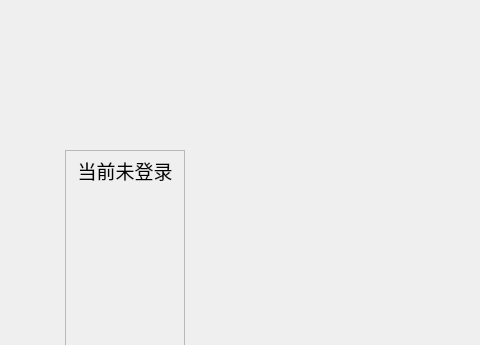
Above: GUI/GuestPartUI.ui from ljcleo/DBProj before the change; both pictures show x 0 to 480 and y 0 to 345 of the 960 by 640 pixel window. Below: the same form after it.
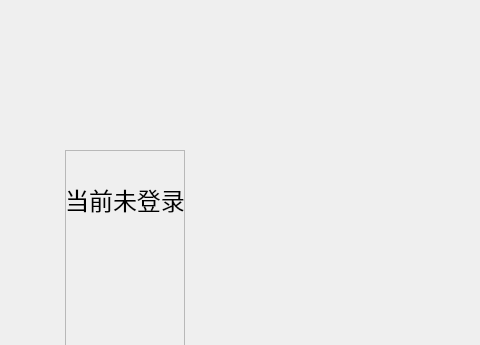
That is the form after the change.

What changed in the file:
```diff
--- a/GUI/GuestPartUI.ui
+++ b/GUI/GuestPartUI.ui
@@ -31,16 +31,16 @@
    <widget class="QLabel" name="GuestLabel">
     <property name="geometry">
      <rect>
-      <x>-5</x>
-      <y>0</y>
-      <width>130</width>
+      <x>0</x>
+      <y>30</y>
+      <width>120</width>
       <height>40</height>
      </rect>
     </property>
     <property name="font">
      <font>
-      <family>宋体</family>
-      <pointsize>14</pointsize>
+      <family>等线</family>
+      <pointsize>18</pointsize>
      </font>
     </property>
     <property name="text">
```
